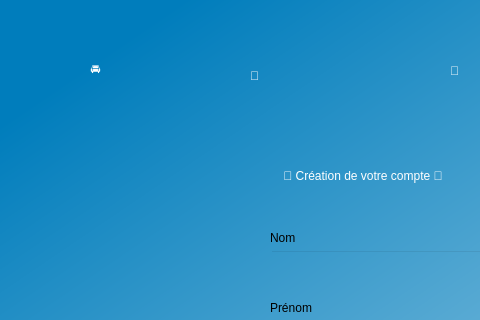
PierreChal/projet_info_loc, file view/createacc.ui: the form before one commit; both pictures show x 0 to 480 and y 0 to 320 of the 1200 by 800 pixel window.
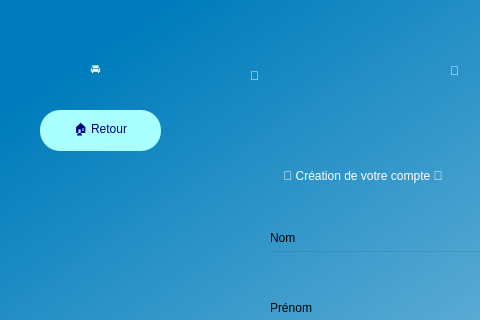
The form after the commit.

Commit message: j ai rajoute un bouton qui permet de revenir en arriere et j ai cree la page admin pour visualiser les donnees plutôt depuis celle la car les clients sont concernes que pas les dispo non?

```diff
--- a/view/createacc.ui
+++ b/view/createacc.ui
@@ -479,6 +479,25 @@
      <string>🏍️</string>
     </property>
    </widget>
+   <widget class="QPushButton" name="back_to_home">
+    <property name="geometry">
+     <rect>
+      <x>50</x>
+      <y>110</y>
+      <width>121</width>
+      <height>41</height>
+     </rect>
+    </property>
+    <property name="styleSheet">
+     <string notr="true">border-radius:20px; 
+color: rgb(0, 0, 127);
+font: 14pt &quot;MS Shell Dlg 2&quot;;
+background-color: rgb(170, 255, 255);</string>
+    </property>
+    <property name="text">
+     <string>🏠 Retour</string>
+    </property>
+   </widget>
   </widget>
  </widget>
  <resources/>
```
The commit also changes 2 other files.
